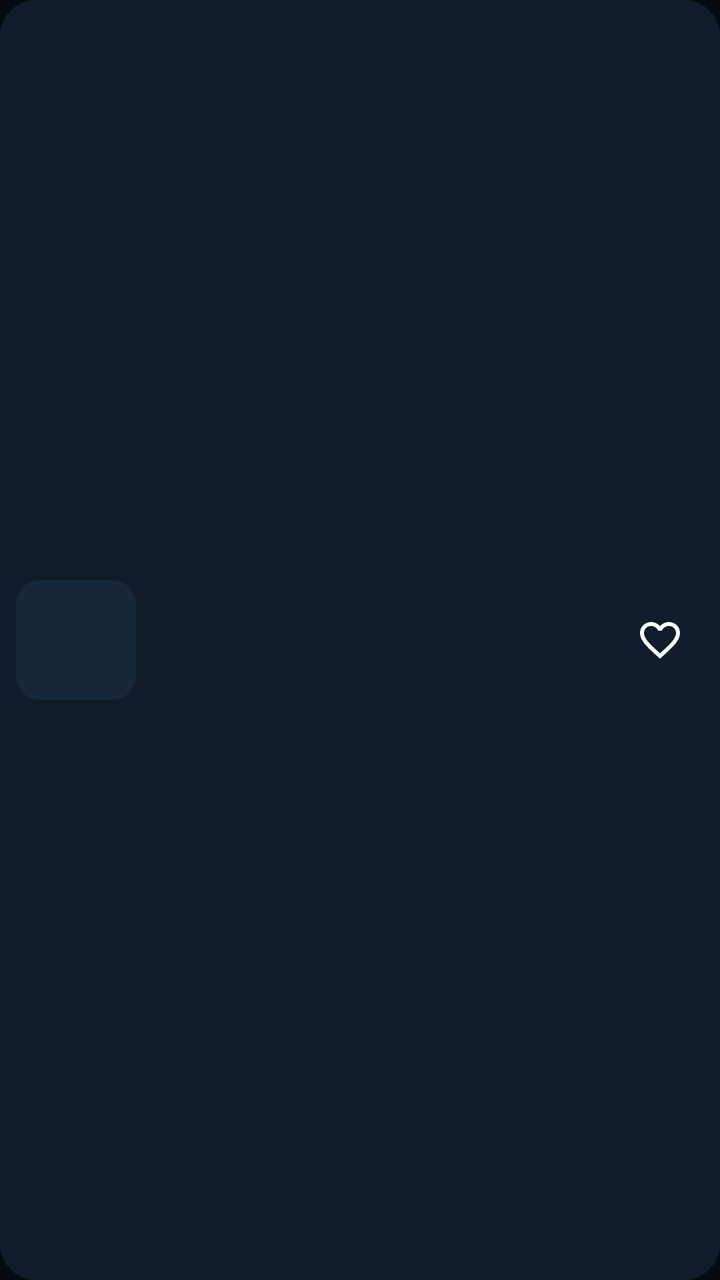
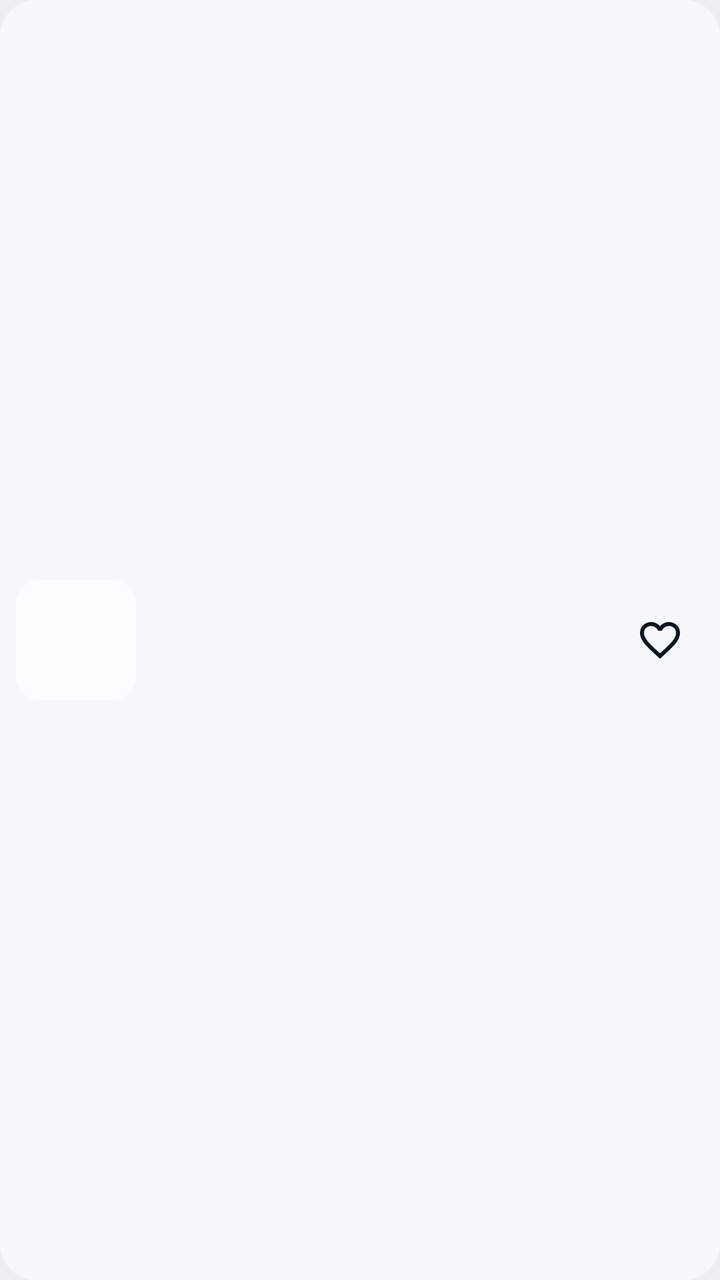

Before-and-after screenshots of an Android layout around one commit, followed by the original layout XML and the change that was made.
<!-- AndroidManifest.xml: application theme AppTheme -->
<!-- res/layout/item_row.xml -->
<?xml version="1.0" encoding="utf-8"?>
<LinearLayout xmlns:android="http://schemas.android.com/apk/res/android"
    android:layout_width="match_parent"
    android:layout_height="wrap_content"
    android:layout_marginStart="12dp"
    android:layout_marginTop="6dp"
    android:layout_marginEnd="12dp"
    android:background="@drawable/bg_row"
    android:foreground="?android:attr/selectableItemBackground"
    android:gravity="center_vertical"
    android:orientation="horizontal"
    android:padding="8dp">

    <TextView
        android:id="@+id/rank"
        android:layout_width="30dp"
        android:layout_height="wrap_content"
        android:fontFamily="sans-serif-black"
        android:gravity="center"
        android:textColor="#B3FFFFFF"
        android:textSize="15sp"
        android:visibility="gone" />

    <FrameLayout
        android:layout_width="60dp"
        android:layout_height="60dp">

        <TextView
            android:id="@+id/initials"
            style="@style/Initials"
            android:background="@drawable/bg_art_small"
            android:textSize="20sp" />

        <ImageView
            android:id="@+id/art"
            android:layout_width="match_parent"
            android:layout_height="match_parent" />
    </FrameLayout>

    <LinearLayout
        android:layout_width="0dp"
        android:layout_height="wrap_content"
        android:layout_marginStart="14dp"
        android:layout_weight="1"
        android:orientation="vertical">

        <TextView
            android:id="@+id/badge"
            style="@style/LiveBadge"
            android:layout_marginBottom="3dp"
            android:ellipsize="end"
            android:maxLines="1" />

        <TextView
            android:id="@+id/title"
            android:layout_width="match_parent"
            android:layout_height="wrap_content"
            android:ellipsize="end"
            android:maxLines="2"
            android:textColor="#FFFFFFFF"
            android:textSize="15sp"
            android:textStyle="bold" />

        <TextView
            android:id="@+id/subtitle"
            android:layout_width="match_parent"
            android:layout_height="wrap_content"
            android:layout_marginTop="2dp"
            android:ellipsize="end"
            android:maxLines="1"
            android:textColor="#99FFFFFF"
            android:textSize="13sp" />
    </LinearLayout>

    <ImageButton
        android:id="@+id/fav"
        android:layout_width="44dp"
        android:layout_height="44dp"
        android:background="?android:attr/selectableItemBackgroundBorderless"
        android:contentDescription="Favorit"
        android:src="@drawable/ic_heart_outline" />
</LinearLayout>
<!-- resources referenced by this layout -->
<resources>
  <!-- drawable bg_art_small (drawable) -->
  <?xml version="1.0" encoding="utf-8"?>
  <shape xmlns:android="http://schemas.android.com/apk/res/android" android:shape="rectangle">
      <solid android:color="#FF16283A" /><corners android:radius="12dp" />
  </shape>
  <!-- drawable bg_row (drawable) -->
  <?xml version="1.0" encoding="utf-8"?>
  <shape xmlns:android="http://schemas.android.com/apk/res/android" android:shape="rectangle">
      <solid android:color="#FF111D2A" /><corners android:radius="18dp" />
  </shape>
  <!-- drawable ic_heart_outline (drawable) -->
  <?xml version="1.0" encoding="utf-8"?>
  <vector xmlns:android="http://schemas.android.com/apk/res/android"
      android:width="24dp" android:height="24dp"
      android:viewportWidth="24" android:viewportHeight="24">
      <path android:fillColor="#FFFFFFFF" android:pathData="M16.5,3c-1.74,0 -3.41,0.81 -4.5,2.09C10.91,3.81 9.24,3 7.5,3 4.42,3 2,5.42 2,8.5c0,3.78 3.4,6.86 8.55,11.54L12,21.35l1.45,-1.32C18.6,15.36 22,12.28 22,8.5 22,5.42 19.58,3 16.5,3zM12.1,18.55l-0.1,0.1 -0.1,-0.1C7.14,14.24 4,11.39 4,8.5 4,6.5 5.5,5 7.5,5c1.54,0 3.04,0.99 3.57,2.36h1.87C13.46,5.99 14.96,5 16.5,5c2,0 3.5,1.5 3.5,3.5 0,2.89 -3.14,5.74 -7.9,10.05z" />
  </vector>
  <style name="Initials">
          <item name="android:layout_width">match_parent</item>
          <item name="android:layout_height">match_parent</item>
          <item name="android:gravity">center</item>
          <item name="android:textColor">#FFFFFFFF</item>
          <item name="android:fontFamily">sans-serif-black</item>
      </style>
  <style name="LiveBadge">
          <item name="android:layout_width">wrap_content</item>
          <item name="android:layout_height">wrap_content</item>
          <item name="android:background">@drawable/bg_badge</item>
          <item name="android:paddingStart">7dp</item>
          <item name="android:paddingEnd">7dp</item>
          <item name="android:paddingTop">1dp</item>
          <item name="android:paddingBottom">1dp</item>
          <item name="android:text">● LIVE</item>
          <item name="android:textColor">#FFFFFFFF</item>
          <item name="android:textSize">10sp</item>
          <item name="android:textStyle">bold</item>
          <item name="android:visibility">gone</item>
      </style>
  <style name="AppTheme" parent="@android:style/Theme.Material.NoActionBar">
          <item name="android:statusBarColor">#FF0F2030</item>
          <item name="android:navigationBarColor">#FF060B11</item>
          <item name="android:colorAccent">#FF2EE6A8</item>
          <item name="android:windowBackground">#FF060B11</item>
      </style>
  <!-- drawable bg_badge (drawable) -->
  <?xml version="1.0" encoding="utf-8"?>
  <shape xmlns:android="http://schemas.android.com/apk/res/android" android:shape="rectangle">
      <solid android:color="#FFFF3B5C" /><corners android:radius="6dp" />
  </shape>
</resources>

<!-- the commit's change to res/layout/item_row.xml (unified diff, before → after) -->
@@ -17,7 +17,7 @@
         android:layout_height="wrap_content"
         android:fontFamily="sans-serif-black"
         android:gravity="center"
-        android:textColor="#B3FFFFFF"
+        android:textColor="@color/c_b3ffffff"
         android:textSize="15sp"
         android:visibility="gone" />
 
@@ -57,7 +57,7 @@
             android:layout_height="wrap_content"
             android:ellipsize="end"
             android:maxLines="2"
-            android:textColor="#FFFFFFFF"
+            android:textColor="@color/c_ffffffff"
             android:textSize="15sp"
             android:textStyle="bold" />
 
@@ -68,7 +68,7 @@
             android:layout_marginTop="2dp"
             android:ellipsize="end"
             android:maxLines="1"
-            android:textColor="#99FFFFFF"
+            android:textColor="@color/c_99ffffff"
             android:textSize="13sp" />
     </LinearLayout>
 
<!-- resource entries referenced after the edit -->
@@ -1,21 +1,24 @@
 <!-- resources referenced by this layout -->
 <resources>
+  <color name="c_99ffffff">#990B1622</color>
+  <color name="c_b3ffffff">#B30B1622</color>
+  <color name="c_ffffffff">#FF0B1622</color>
   <!-- drawable bg_art_small (drawable) -->
   <?xml version="1.0" encoding="utf-8"?>
   <shape xmlns:android="http://schemas.android.com/apk/res/android" android:shape="rectangle">
-      <solid android:color="#FF16283A" /><corners android:radius="12dp" />
+      <solid android:color="@color/c_ff16283a" /><corners android:radius="12dp" />
   </shape>
   <!-- drawable bg_row (drawable) -->
   <?xml version="1.0" encoding="utf-8"?>
   <shape xmlns:android="http://schemas.android.com/apk/res/android" android:shape="rectangle">
-      <solid android:color="#FF111D2A" /><corners android:radius="18dp" />
+      <solid android:color="@color/c_ff111d2a" /><corners android:radius="18dp" />
   </shape>
   <!-- drawable ic_heart_outline (drawable) -->
   <?xml version="1.0" encoding="utf-8"?>
   <vector xmlns:android="http://schemas.android.com/apk/res/android"
       android:width="24dp" android:height="24dp"
       android:viewportWidth="24" android:viewportHeight="24">
-      <path android:fillColor="#FFFFFFFF" android:pathData="M16.5,3c-1.74,0 -3.41,0.81 -4.5,2.09C10.91,3.81 9.24,3 7.5,3 4.42,3 2,5.42 2,8.5c0,3.78 3.4,6.86 8.55,11.54L12,21.35l1.45,-1.32C18.6,15.36 22,12.28 22,8.5 22,5.42 19.58,3 16.5,3zM12.1,18.55l-0.1,0.1 -0.1,-0.1C7.14,14.24 4,11.39 4,8.5 4,6.5 5.5,5 7.5,5c1.54,0 3.04,0.99 3.57,2.36h1.87C13.46,5.99 14.96,5 16.5,5c2,0 3.5,1.5 3.5,3.5 0,2.89 -3.14,5.74 -7.9,10.05z" />
+      <path android:fillColor="@color/c_ffffffff" android:pathData="M16.5,3c-1.74,0 -3.41,0.81 -4.5,2.09C10.91,3.81 9.24,3 7.5,3 4.42,3 2,5.42 2,8.5c0,3.78 3.4,6.86 8.55,11.54L12,21.35l1.45,-1.32C18.6,15.36 22,12.28 22,8.5 22,5.42 19.58,3 16.5,3zM12.1,18.55l-0.1,0.1 -0.1,-0.1C7.14,14.24 4,11.39 4,8.5 4,6.5 5.5,5 7.5,5c1.54,0 3.04,0.99 3.57,2.36h1.87C13.46,5.99 14.96,5 16.5,5c2,0 3.5,1.5 3.5,3.5 0,2.89 -3.14,5.74 -7.9,10.05z" />
   </vector>
   <style name="Initials">
           <item name="android:layout_width">match_parent</item>
@@ -38,16 +41,24 @@
           <item name="android:textStyle">bold</item>
           <item name="android:visibility">gone</item>
       </style>
-  <style name="AppTheme" parent="@android:style/Theme.Material.NoActionBar">
-          <item name="android:statusBarColor">#FF0F2030</item>
-          <item name="android:navigationBarColor">#FF060B11</item>
-          <item name="android:colorAccent">#FF2EE6A8</item>
-          <item name="android:windowBackground">#FF060B11</item>
+  <style name="AppTheme" parent="BaseTheme">
+          <item name="android:windowLightStatusBar">@bool/light_bars</item>
+          <item name="android:windowLightNavigationBar">@bool/light_bars</item>
+          <item name="android:statusBarColor">@color/c_ff0f2030</item>
+          <item name="android:navigationBarColor">@color/c_ff060b11</item>
+          <item name="android:colorAccent">@color/c_ff2ee6a8</item>
+          <item name="android:windowBackground">@color/c_ff060b11</item>
       </style>
+  <color name="c_ff16283a">#FFFAFDFF</color>
+  <color name="c_ff111d2a">#FFF5F8FA</color>
   <!-- drawable bg_badge (drawable) -->
   <?xml version="1.0" encoding="utf-8"?>
   <shape xmlns:android="http://schemas.android.com/apk/res/android" android:shape="rectangle">
       <solid android:color="#FFFF3B5C" /><corners android:radius="6dp" />
   </shape>
+  <style name="BaseTheme" parent="@android:style/Theme.Material.Light.NoActionBar" />
+  <color name="c_ff0f2030">#FFF6F9FB</color>
+  <color name="c_ff060b11">#FFECEFF1</color>
+  <color name="c_ff2ee6a8">#FF0E9F74</color>
 </resources>
 
